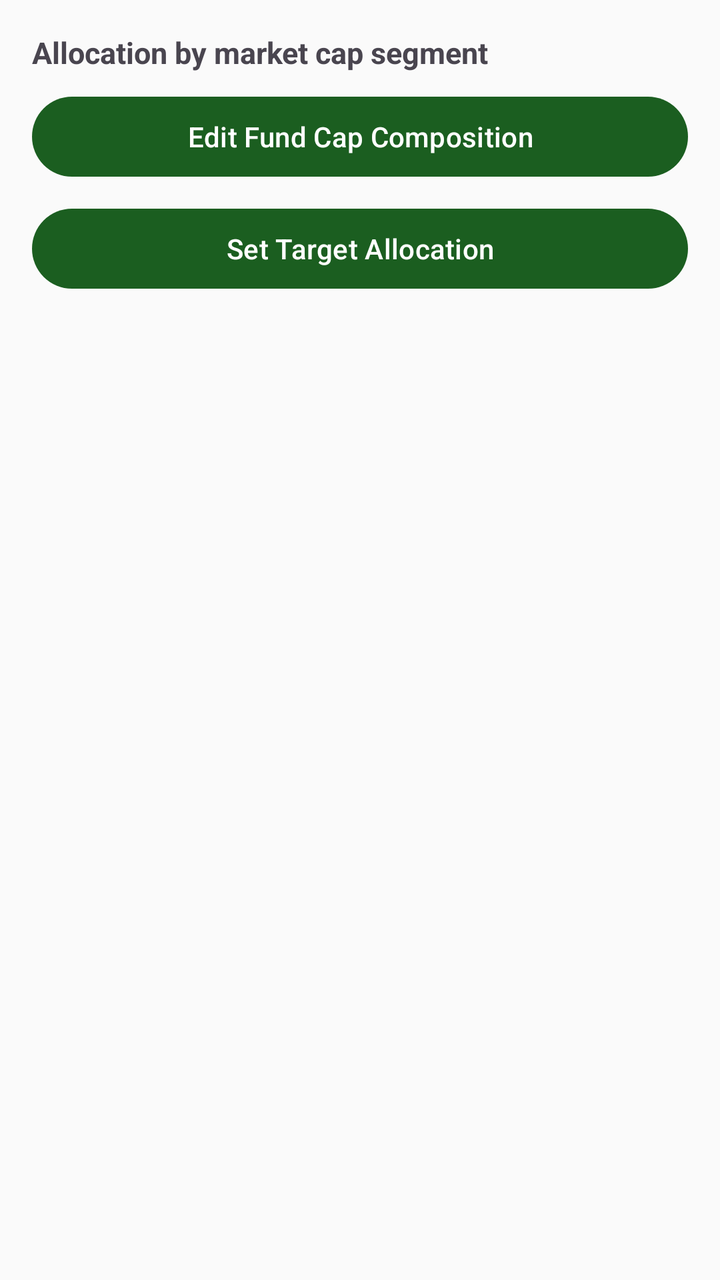
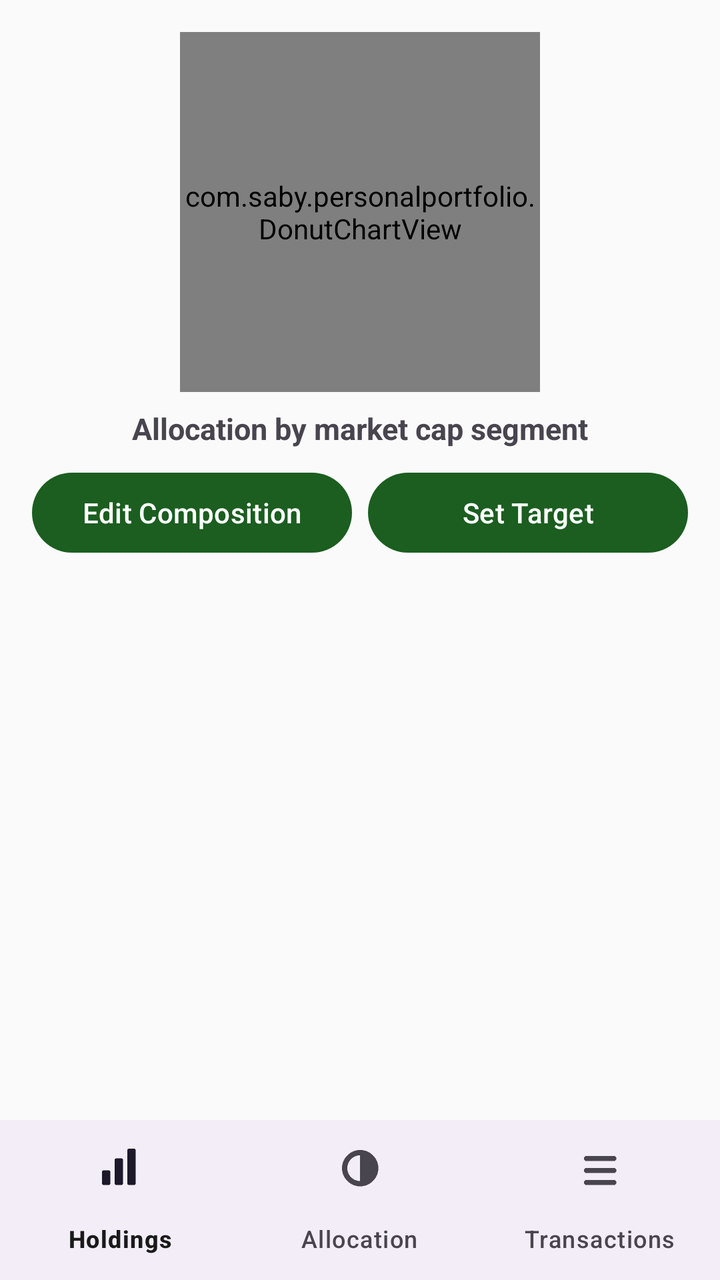

Compare the two renders of this Android layout. The source of the first and the diff that turns it into the second are given below.
<!-- AndroidManifest.xml: application theme Theme.PersonalPortfolio -->
<!-- res/layout/activity_allocation.xml -->
<?xml version="1.0" encoding="utf-8"?>
<LinearLayout xmlns:android="http://schemas.android.com/apk/res/android"
    android:layout_width="match_parent"
    android:layout_height="match_parent"
    android:orientation="vertical"
    android:padding="16dp">

    <TextView
        android:id="@+id/allocationSummary"
        android:layout_width="match_parent"
        android:layout_height="wrap_content"
        android:textSize="15sp"
        android:textStyle="bold"
        android:text="Allocation by market cap segment" />

    <Button
        android:id="@+id/editCompositionButton"
        android:layout_width="match_parent"
        android:layout_height="wrap_content"
        android:layout_marginTop="8dp"
        android:text="Edit Fund Cap Composition" />

    <Button
        android:id="@+id/setTargetButton"
        android:layout_width="match_parent"
        android:layout_height="wrap_content"
        android:layout_marginTop="8dp"
        android:text="Set Target Allocation" />

    <androidx.recyclerview.widget.RecyclerView
        android:id="@+id/allocationRecyclerView"
        android:layout_width="match_parent"
        android:layout_height="0dp"
        android:layout_weight="1"
        android:layout_marginTop="12dp" />

</LinearLayout>
<!-- resources referenced by this layout -->
<resources>
  <style name="Theme.PersonalPortfolio" parent="Theme.Material3.DayNight.NoActionBar">
          <item name="colorPrimary">@color/colorPrimary</item>
          <item name="colorPrimaryVariant">@color/colorPrimaryVariant</item>
          <item name="colorOnPrimary">@color/colorOnPrimary</item>
  
          <item name="colorSecondary">@color/colorSecondary</item>
          <item name="colorOnSecondary">@color/colorOnSecondary</item>
  
          <item name="android:colorBackground">@color/colorBackground</item>
          <item name="colorOnBackground">@color/colorOnBackground</item>
  
          <item name="colorSurface">@color/colorSurface</item>
          <item name="colorOnSurface">@color/colorOnSurface</item>
  
          <item name="android:statusBarColor">@color/colorPrimaryVariant</item>
      </style>
  <color name="colorPrimary">#1B5E20</color>
  <color name="colorPrimaryVariant">#0D3B12</color>
  <color name="colorOnPrimary">#FFFFFF</color>
  <color name="colorSecondary">#00897B</color>
  <color name="colorOnSecondary">#FFFFFF</color>
  <color name="colorBackground">#FAFAFA</color>
  <color name="colorOnBackground">#1A1A1A</color>
  <color name="colorSurface">#FFFFFF</color>
  <color name="colorOnSurface">#1A1A1A</color>
</resources>

<!-- the commit's change to res/layout/activity_allocation.xml (unified diff, before → after) -->
@@ -1,37 +1,70 @@
 <?xml version="1.0" encoding="utf-8"?>
 <LinearLayout xmlns:android="http://schemas.android.com/apk/res/android"
+    xmlns:app="http://schemas.android.com/apk/res-auto"
     android:layout_width="match_parent"
     android:layout_height="match_parent"
-    android:orientation="vertical"
-    android:padding="16dp">
+    android:orientation="vertical">
 
-    <TextView
-        android:id="@+id/allocationSummary"
-        android:layout_width="match_parent"
-        android:layout_height="wrap_content"
-        android:textSize="15sp"
-        android:textStyle="bold"
-        android:text="Allocation by market cap segment" />
-
-    <Button
-        android:id="@+id/editCompositionButton"
-        android:layout_width="match_parent"
-        android:layout_height="wrap_content"
-        android:layout_marginTop="8dp"
-        android:text="Edit Fund Cap Composition" />
-
-    <Button
-        android:id="@+id/setTargetButton"
-        android:layout_width="match_parent"
-        android:layout_height="wrap_content"
-        android:layout_marginTop="8dp"
-        android:text="Set Target Allocation" />
-
-    <androidx.recyclerview.widget.RecyclerView
-        android:id="@+id/allocationRecyclerView"
+    <LinearLayout
         android:layout_width="match_parent"
         android:layout_height="0dp"
         android:layout_weight="1"
-        android:layout_marginTop="12dp" />
+        android:orientation="vertical"
+        android:padding="16dp">
+
+        <com.saby.personalportfolio.DonutChartView
+            android:id="@+id/donutChart"
+            android:layout_width="180dp"
+            android:layout_height="180dp"
+            android:layout_gravity="center_horizontal"
+            android:layout_marginBottom="8dp" />
+
+        <TextView
+            android:id="@+id/allocationSummary"
+            android:layout_width="match_parent"
+            android:layout_height="wrap_content"
+            android:textSize="15sp"
+            android:textStyle="bold"
+            android:gravity="center"
+            android:text="Allocation by market cap segment" />
+
+        <LinearLayout
+            android:layout_width="match_parent"
+            android:layout_height="wrap_content"
+            android:orientation="horizontal"
+            android:layout_marginTop="8dp">
+
+            <Button
+                android:id="@+id/editCompositionButton"
+                android:layout_width="0dp"
+                android:layout_height="wrap_content"
+                android:layout_weight="1"
+                android:layout_marginEnd="4dp"
+                android:text="Edit Composition" />
+
+            <Button
+                android:id="@+id/setTargetButton"
+                android:layout_width="0dp"
+                android:layout_height="wrap_content"
+                android:layout_weight="1"
+                android:layout_marginStart="4dp"
+                android:text="Set Target" />
+
+        </LinearLayout>
+
+        <androidx.recyclerview.widget.RecyclerView
+            android:id="@+id/allocationRecyclerView"
+            android:layout_width="match_parent"
+            android:layout_height="0dp"
+            android:layout_weight="1"
+            android:layout_marginTop="12dp" />
+
+    </LinearLayout>
+
+    <com.google.android.material.bottomnavigation.BottomNavigationView
+        android:id="@+id/bottomNav"
+        android:layout_width="match_parent"
+        android:layout_height="wrap_content"
+        app:menu="@menu/bottom_nav_menu" />
 
 </LinearLayout>
